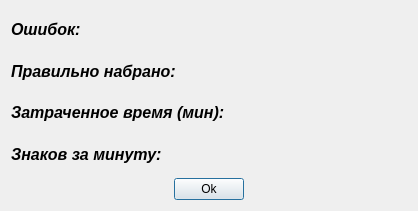
This is Easy-work/Plugin/RegimeFile/RegimeFile/infoPrint.ui in KeyGen/Easy-work as Qt 5 draws it before an edit. The edited form follows.
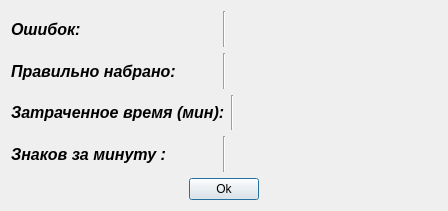
This is the edited form.

What changed in the file:
```diff
--- a/Easy-work/Plugin/RegimeFile/RegimeFile/infoPrint.ui
+++ b/Easy-work/Plugin/RegimeFile/RegimeFile/infoPrint.ui
@@ -6,7 +6,7 @@
    <rect>
     <x>0</x>
     <y>0</y>
-    <width>418</width>
+    <width>448</width>
     <height>211</height>
    </rect>
   </property>
@@ -31,6 +31,13 @@
        </property>
       </widget>
      </item>
+     <item>
+      <widget class="Line" name="line">
+       <property name="orientation">
+        <enum>Qt::Vertical</enum>
+       </property>
+      </widget>
+     </item>
      <item>
       <widget class="QLabel" name="inputError">
        <property name="font">
@@ -104,6 +111,13 @@
        </property>
       </widget>
      </item>
+     <item>
+      <widget class="Line" name="line_2">
+       <property name="orientation">
+        <enum>Qt::Vertical</enum>
+       </property>
+      </widget>
+     </item>
      <item>
       <widget class="QLabel" name="inputCorrectly">
        <property name="font">
@@ -138,6 +152,13 @@
        </property>
       </widget>
      </item>
+     <item>
+      <widget class="Line" name="line_3">
+       <property name="orientation">
+        <enum>Qt::Vertical</enum>
+       </property>
+      </widget>
+     </item>
      <item>
       <widget class="QLabel" name="inputTime">
        <property name="font">
@@ -168,7 +189,14 @@
         </font>
        </property>
        <property name="text">
-        <string>Знаков за минуту:</string>
+        <string>Знаков за минуту :</string>
+       </property>
+      </widget>
+     </item>
+     <item>
+      <widget class="Line" name="line_4">
+       <property name="orientation">
+        <enum>Qt::Vertical</enum>
        </property>
       </widget>
      </item>
```
